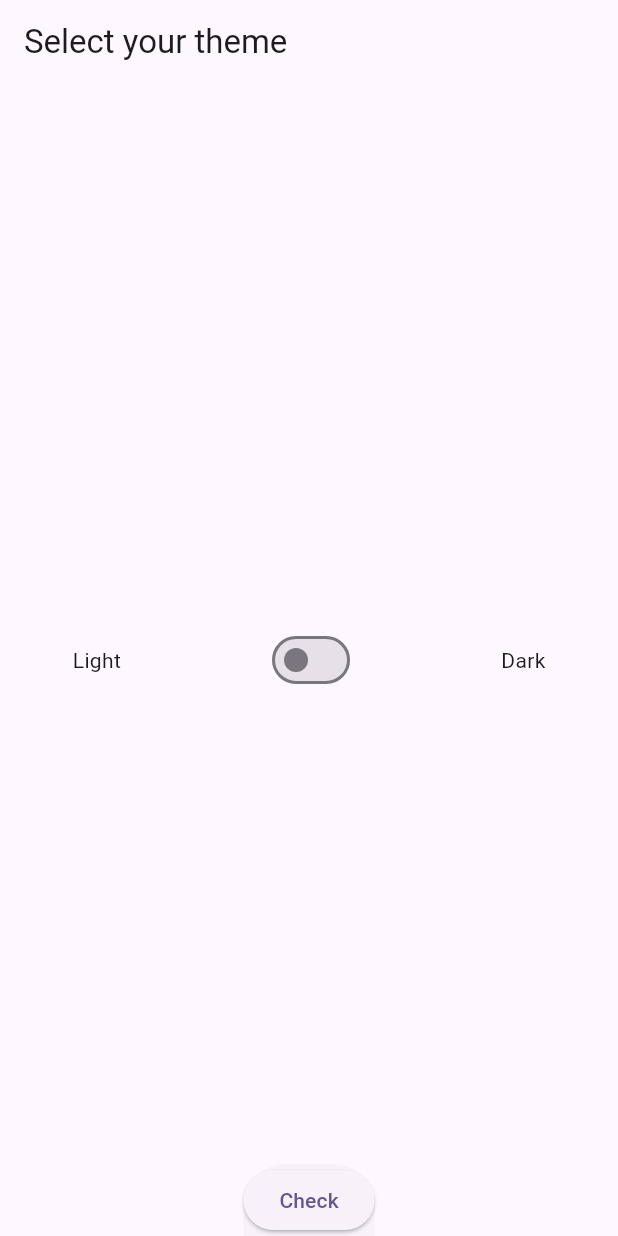
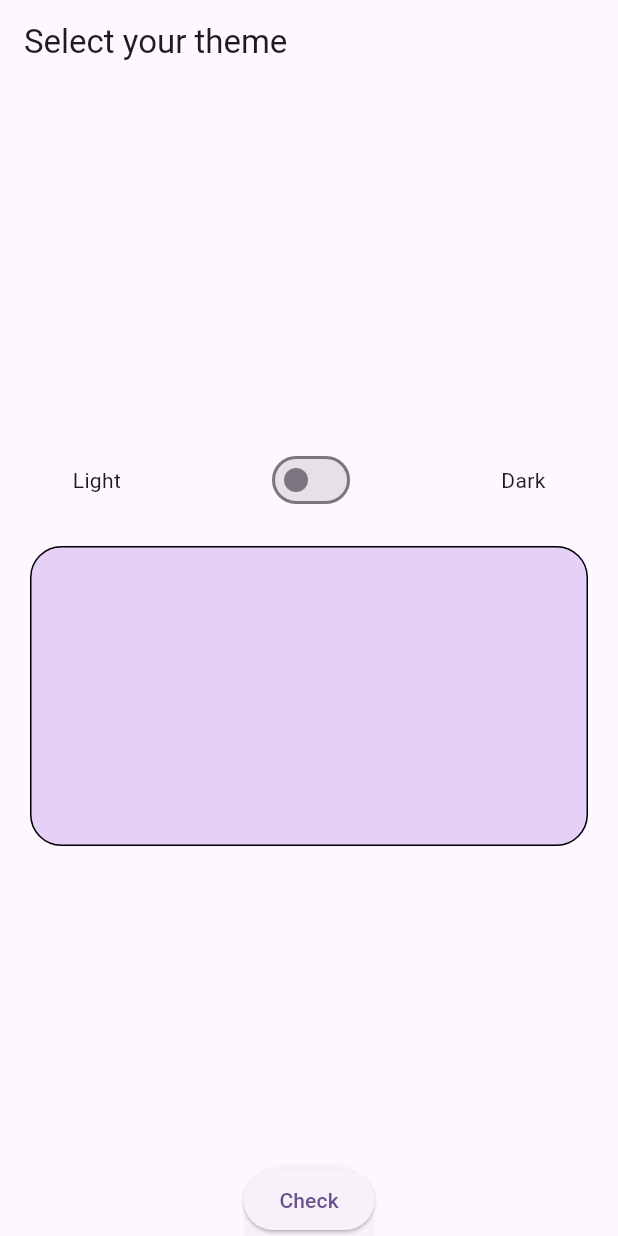
Before and after one commit to LilyKras/lamp, a Flutter app: the screen it shows after launch, on a phone screen of 412 x 824 dp. Run offline on Flutter 3.47's test engine with Material 2 defaults, Android fonts, the phone set to English and light mode, and no system bars; our stand-ins replace flutter_riverpod, go_router.

Commit message:
Add logs

```diff
--- a/lib/data/theme/dark_theme.dart
+++ b/lib/data/theme/dark_theme.dart
@@ -1,3 +1,6 @@
 import 'package:flutter/material.dart';
 
-var darkTheme = ThemeData(useMaterial3: true, colorScheme: ColorScheme.fromSeed(seedColor: Colors.deepPurple, brightness: Brightness.dark));
+var darkTheme = ThemeData(
+    useMaterial3: true,
+    colorScheme: ColorScheme.fromSeed(
+        seedColor: Colors.deepPurple, brightness: Brightness.dark));
--- a/lib/data/theme/theme.dart
+++ b/lib/data/theme/theme.dart
@@ -1,3 +1,6 @@
 import 'package:flutter/material.dart';
 
-var lightTheme = ThemeData(useMaterial3: true, colorScheme: ColorScheme.fromSeed(seedColor: Colors.deepPurple, brightness: Brightness.light));
+var lightTheme = ThemeData(
+    useMaterial3: true,
+    colorScheme: ColorScheme.fromSeed(
+        seedColor: Colors.deepPurple, brightness: Brightness.light));
--- a/lib/domain/theme_manager.dart
+++ b/lib/domain/theme_manager.dart
@@ -1,5 +1,4 @@
 import 'package:flutter_riverpod/flutter_riverpod.dart';
-
 
 class ThemeNotifier extends StateNotifier<bool> {
   ThemeNotifier() : super(false);
@@ -7,7 +6,6 @@ class ThemeNotifier extends StateNotifier<bool> {
   void updateTheme() {
     state = !state;
   }
-
 }
 
 final themeManager = StateNotifierProvider((ref) {
--- /dev/null
+++ b/lib/domain/timeline_manager.dart
@@ -0,0 +1,16 @@
+import 'package:flutter_riverpod/flutter_riverpod.dart';
+import 'package:intl/intl.dart';
+
+class AllChangesNotifier extends StateNotifier<List<String>> {
+  AllChangesNotifier() : super(const []);
+  Future<void> addChange(bool themeMode) async {
+    state = [
+      "${DateFormat('d MMMM y HH:MM:ss').format(DateTime.now())}, ${themeMode ? "dark" : "light"}",
+      ...state
+    ];
+  }
+}
+
+final allChangesProvider = StateNotifierProvider((ref) {
+  return AllChangesNotifier();
+});
--- a/lib/navigation/navigator.dart
+++ b/lib/navigation/navigator.dart
@@ -4,16 +4,14 @@ import 'package:lamp_app/presentation/screens/theme_screen/theme_screen.dart';
 import '../presentation/screens/switch_screen/switch_screen.dart';
 
 GoRouter router = GoRouter(
-
   routes: [
     GoRoute(
       path: '/',
       builder: (context, state) => const SwitchScreen(),
     ),
-
     GoRoute(
       path: '/theme',
       builder: (context, state) => const ThemeScreen(),
     ),
-
-      ],);
+  ],
+);
--- a/lib/presentation/screens/switch_screen/switch_screen.dart
+++ b/lib/presentation/screens/switch_screen/switch_screen.dart
@@ -2,6 +2,8 @@ import 'package:flutter/material.dart';
 import 'package:flutter_riverpod/flutter_riverpod.dart';
 import 'package:go_router/go_router.dart';
 import 'package:lamp_app/domain/theme_manager.dart';
+import 'package:lamp_app/domain/timeline_manager.dart';
+import 'package:lamp_app/presentation/screens/switch_screen/widgets/logs_list.dart';
 
 class SwitchScreen extends ConsumerWidget {
   const SwitchScreen({super.key});
@@ -10,10 +12,18 @@ class SwitchScreen extends ConsumerWidget {
   Widget build(BuildContext context, ref) {
     var themeMode = ref.watch(themeManager) as bool;
     return Scaffold(
-      bottomSheet: ElevatedButton(child: const Text('Check'), onPressed: (){GoRouter.of(context).push('/theme');},),
+      bottomSheet: ElevatedButton(
+        child: const Text('Check'),
+        onPressed: () {
+          GoRouter.of(context).push('/theme');
+        },
+      ),
       appBar: AppBar(title: const Text('Select your theme')),
       body: Center(
-      child: Row(
+        child: Column(
+          mainAxisAlignment: MainAxisAlignment.center,
+          children: [
+            Row(
               mainAxisAlignment: MainAxisAlignment.spaceAround,
               children: [
                 const Text('Light'),
@@ -21,10 +31,19 @@ class SwitchScreen extends ConsumerWidget {
                   value: themeMode,
                   onChanged: (_) {
                     ref.read(themeManager.notifier).updateTheme();
-              },),
+                    ref.read(allChangesProvider.notifier).addChange(!themeMode);
+                  },
+                ),
                 const Text('Dark'),
               ],
             ),
-    ),);
+            const Padding(
+              padding: EdgeInsets.all(20.0),
+              child: LogsList(),
+            ),
+          ],
+        ),
+      ),
+    );
   }
 }
--- /dev/null
+++ b/lib/presentation/screens/switch_screen/widgets/logs_list.dart
@@ -0,0 +1,36 @@
+import 'package:flutter/material.dart';
+import 'package:flutter_riverpod/flutter_riverpod.dart';
+
+import '../../../../domain/timeline_manager.dart';
+
+class LogsList extends ConsumerWidget {
+  const LogsList({super.key});
+
+  @override
+  Widget build(BuildContext context, ref) {
+    return Container(
+      decoration: BoxDecoration(
+          border: Border.all(),
+          borderRadius: BorderRadius.circular(21),
+          color: const Color.fromARGB(43, 105, 15, 208)),
+      padding: const EdgeInsets.all(8.0),
+      height: 200,
+      child: ListView.builder(
+        itemCount: (ref.watch(allChangesProvider) as List<String>).length,
+        itemBuilder: (context, index) => Container(
+          margin: const EdgeInsets.all(6),
+          width: 31,
+          decoration: BoxDecoration(
+            color: Colors.white,
+            borderRadius: BorderRadius.circular(21),
+          ),
+          child: Center(
+            child: Text(
+              (ref.watch(allChangesProvider) as List<String>)[index],
+            ),
+          ),
+        ),
+      ),
+    );
+  }
+}
--- a/pubspec.yaml
+++ b/pubspec.yaml
@@ -37,6 +37,7 @@ dependencies:
   cupertino_icons: ^1.0.2
   flutter_riverpod: ^2.3.6
   go_router: ^10.0.0
+  intl: ^0.18.1
 
 dev_dependencies:
   flutter_test:
```
Also changed, not shown: lib/main.dart (+3 -4 lines), lib/presentation/screens/theme_screen/theme_screen.dart (+11 -7 lines), pubspec.lock. Lines whose indentation alone changed are shown as unchanged.
